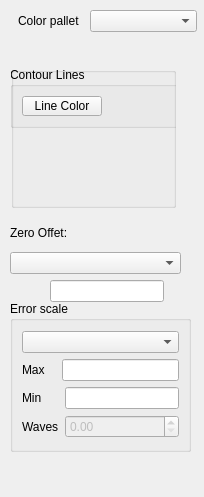
Before: the Qt Designer form contourtools.ui in githubdoe/DFTFringe, drawn with Qt 5.
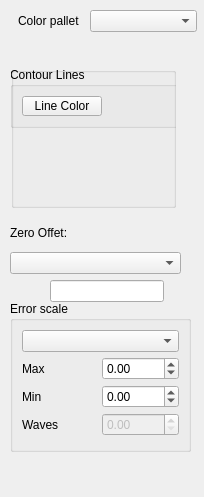
After: the same form once the commit is applied.

The edit to the form file:
```diff
--- a/contourtools.ui
+++ b/contourtools.ui
@@ -109,21 +109,34 @@
      <property name="verticalSpacing">
       <number>5</number>
      </property>
-     <item row="8" column="2">
-      <widget class="QDoubleSpinBox" name="errorRangeSpin">
-       <property name="enabled">
-        <bool>false</bool>
+     <item row="4" column="0">
+      <widget class="QLabel" name="label_3">
+       <property name="sizePolicy">
+        <sizepolicy hsizetype="Preferred" vsizetype="Preferred">
+         <horstretch>0</horstretch>
+         <verstretch>0</verstretch>
+        </sizepolicy>
+       </property>
+       <property name="text">
+        <string>Max</string>
        </property>
       </widget>
      </item>
-     <item row="8" column="0">
+     <item row="10" column="0">
       <widget class="QLabel" name="label_6">
        <property name="text">
         <string>Waves</string>
        </property>
       </widget>
      </item>
-     <item row="4" column="0">
+     <item row="10" column="1">
+      <widget class="QDoubleSpinBox" name="errorRangeSpin">
+       <property name="enabled">
+        <bool>false</bool>
+       </property>
+      </widget>
+     </item>
+     <item row="6" column="0">
       <widget class="QLabel" name="label_2">
        <property name="sizePolicy">
         <sizepolicy hsizetype="Preferred" vsizetype="Preferred">
@@ -136,47 +149,41 @@
        </property>
       </widget>
      </item>
-     <item row="3" column="0">
-      <widget class="QLabel" name="label_3">
-       <property name="sizePolicy">
-        <sizepolicy hsizetype="Preferred" vsizetype="Preferred">
-         <horstretch>0</horstretch>
-         <verstretch>0</verstretch>
-        </sizepolicy>
-       </property>
-       <property name="text">
-        <string>Max</string>
-       </property>
-      </widget>
-     </item>
-     <item row="1" column="0" colspan="3">
+     <item row="1" column="0" colspan="2">
       <widget class="QComboBox" name="colorRangeCB">
        <property name="toolTip">
         <string>&lt;html&gt;&lt;head/&gt;&lt;body&gt;&lt;p&gt;&lt;span style=&quot; font-weight:600;&quot;&gt;Auto -&lt;/span&gt; Set min and max range to mean +- 3 stand&lt;span style=&quot; font-weight:600;&quot;&gt;ard deviations&lt;/span&gt;&lt;br/&gt;This is the default and usually creates a map with good resolution.&lt;br/&gt;&lt;br/&gt;&lt;span style=&quot; font-weight:600;&quot;&gt;Min/Max -&lt;/span&gt; Use the min and max value.  &amp;lt;br&amp;gt;Will create a compressed map if there are large spikes and dips on top of a smoother surface.&lt;span style=&quot; font-weight:600;&quot;&gt;&lt;br/&gt;&lt;br/&gt;Fraction of Wavelenth -&lt;/span&gt; User specified range.&lt;/p&gt;&lt;/body&gt;&lt;/html&gt;</string>
        </property>
       </widget>
      </item>
-     <item row="3" column="1" colspan="2">
-      <widget class="QLineEdit" name="max">
-       <property name="enabled">
-        <bool>true</bool>
+     <item row="4" column="1">
+      <widget class="QDoubleSpinBox" name="maxSB">
+       <property name="minimum">
+        <double>-100.000000000000000</double>
        </property>
-       <property name="sizePolicy">
-        <sizepolicy hsizetype="Preferred" vsizetype="Fixed">
-         <horstretch>0</horstretch>
-         <verstretch>0</verstretch>
-        </sizepolicy>
+       <property name="maximum">
+        <double>100.000000000000000</double>
        </property>
-       <property name="maximumSize">
-        <size>
-         <width>1000</width>
-         <height>16777215</height>
-        </size>
+       <property name="singleStep">
+        <double>0.100000000000000</double>
        </property>
       </widget>
      </item>
-     <item row="4" column="2">
-      <widget class="QLineEdit" name="newMin"/>
+     <item row="6" column="1">
+      <widget class="QDoubleSpinBox" name="minSB">
+       <property name="decimals">
+        <number>2</number>
+       </property>
+       <property name="minimum">
+        <double>-100.000000000000000</double>
+       </property>
+       <property name="maximum">
+        <double>100.000000000000000</double>
+       </property>
+       <property name="singleStep">
+        <double>0.100000000000000</double>
+       </property>
+      </widget>
      </item>
     </layout>
    </widget>
```
